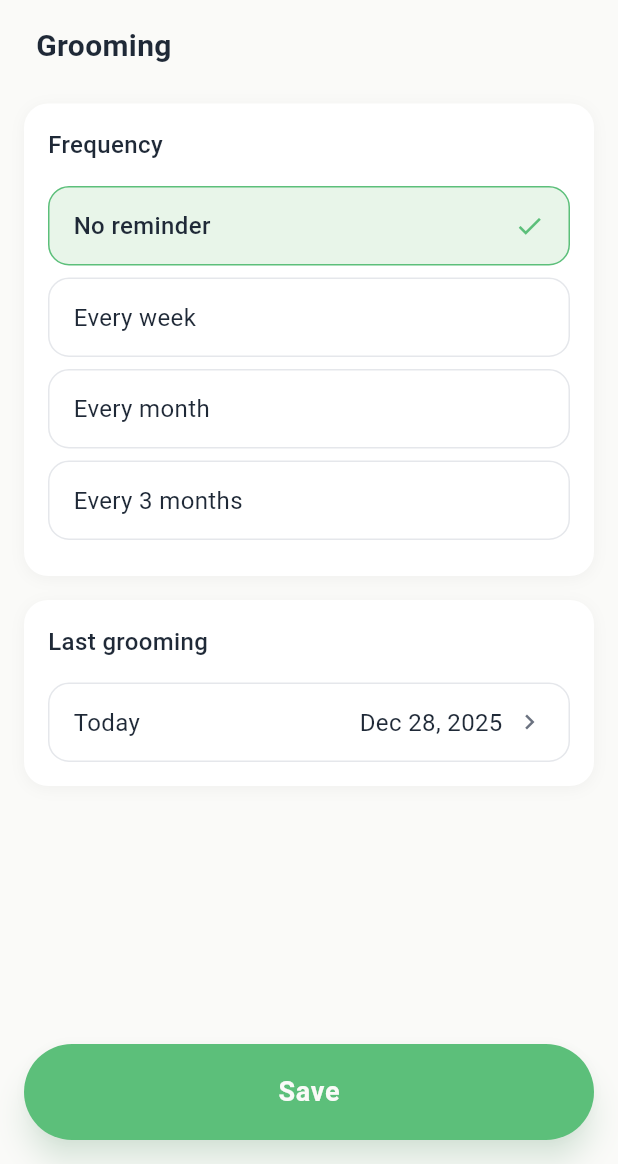
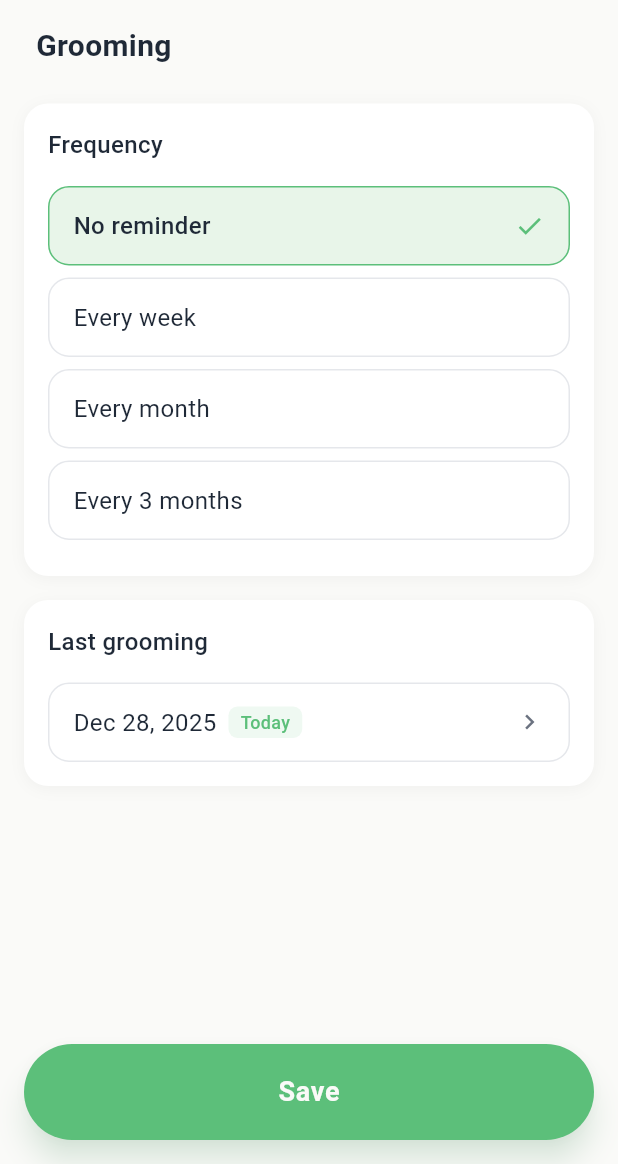
Before and after one commit to websiteofav/paw_around, a Flutter app: the GroomingSettingsScreen screen opened directly with empty values, on a phone screen of 412 x 824 dp, the part 72-1236 px from its top. Run offline on Flutter 3.47's test engine with Material 3 defaults, Android fonts, the phone set to English and light mode, and no system bars; our stand-ins replace cached_network_image, cloud_firestore, equatable, firebase_auth, firebase_core, firebase_storage and 18 more; accounts and stored records are empty; network calls fail.

```diff
--- a/lib/ui/auth/otp_screen.dart
+++ b/lib/ui/auth/otp_screen.dart
@@ -56,6 +56,7 @@ class _OTPScreenState extends State<OTPScreen> {
     setState(() {
       _isOTPComplete = true;
     });
+    _verifyOTP();
   }
 
   Future<void> _verifyOTP() async {
--- a/lib/ui/auth/widgets/otp_input_field.dart
+++ b/lib/ui/auth/widgets/otp_input_field.dart
@@ -19,6 +19,7 @@ class OTPInputField extends StatelessWidget {
     return PinCodeTextField(
       appContext: context,
       length: 6,
+      autoFocus: true,
       controller: controller,
       onChanged: onChanged,
       onCompleted: onCompleted,
--- a/lib/ui/pets/widgets/date_picker_field.dart
+++ b/lib/ui/pets/widgets/date_picker_field.dart
@@ -58,13 +58,6 @@ class DatePickerField extends StatelessWidget {
               child: Row(
                 mainAxisAlignment: MainAxisAlignment.spaceBetween,
                 children: [
-                  Text(
-                    _isToday(selectedDate) ? AppStrings.today : '',
-                    style: const TextStyle(
-                      fontSize: 16,
-                      color: AppColors.textPrimary,
-                    ),
-                  ),
                   Row(
                     children: [
                       Text(
@@ -74,13 +67,30 @@ class DatePickerField extends StatelessWidget {
                           color: AppColors.textPrimary,
                         ),
                       ),
-                      const SizedBox(width: 8),
-                      const Icon(
-                        Icons.chevron_right,
-                        color: AppColors.textSecondary,
-                        size: 20,
-                      ),
+                      if (_isToday(selectedDate)) ...[
+                        const SizedBox(width: 8),
+                        Container(
+                          padding: const EdgeInsets.symmetric(horizontal: 8, vertical: 2),
+                          decoration: BoxDecoration(
+                            color: AppColors.primary.withValues(alpha: 0.1),
+                            borderRadius: BorderRadius.circular(6),
+                          ),
+                          child: Text(
+                            AppStrings.today,
+                            style: TextStyle(
+                              fontSize: 12,
+                              fontWeight: FontWeight.w500,
+                              color: AppColors.primary,
+                            ),
+                          ),
+                        ),
+                      ],
                     ],
+                  ),
+                  const Icon(
+                    Icons.chevron_right,
+                    color: AppColors.textSecondary,
+                    size: 20,
                   ),
                 ],
               ),
```
Also changed, not shown: lib/services/notification_service.dart (+97 -22 lines).
